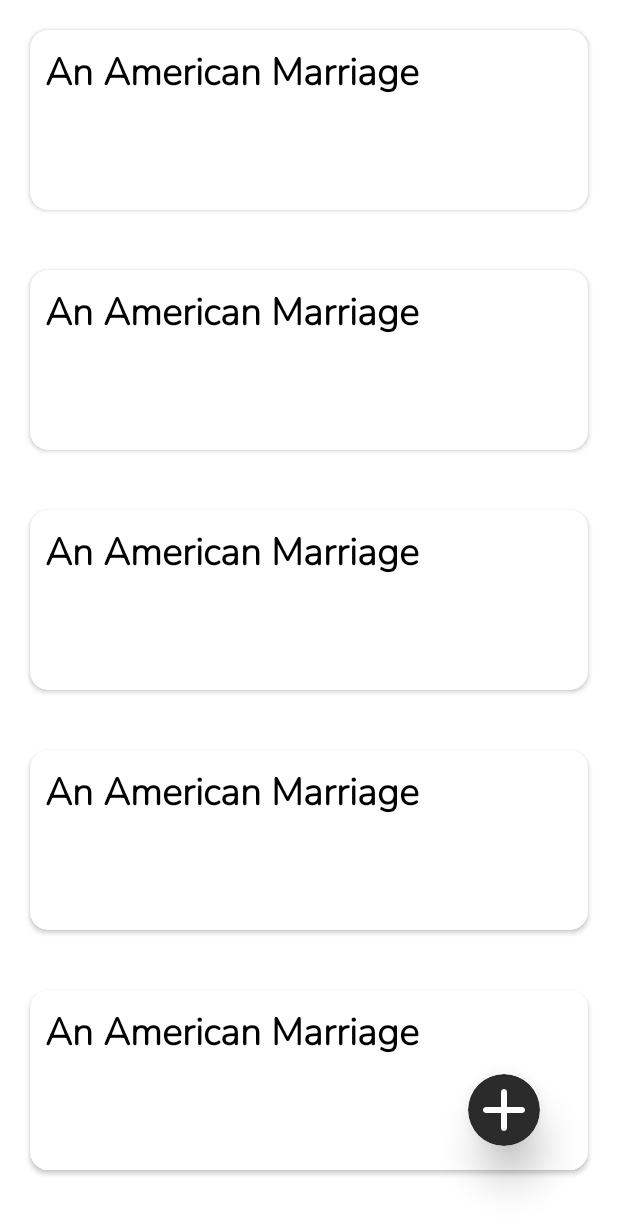
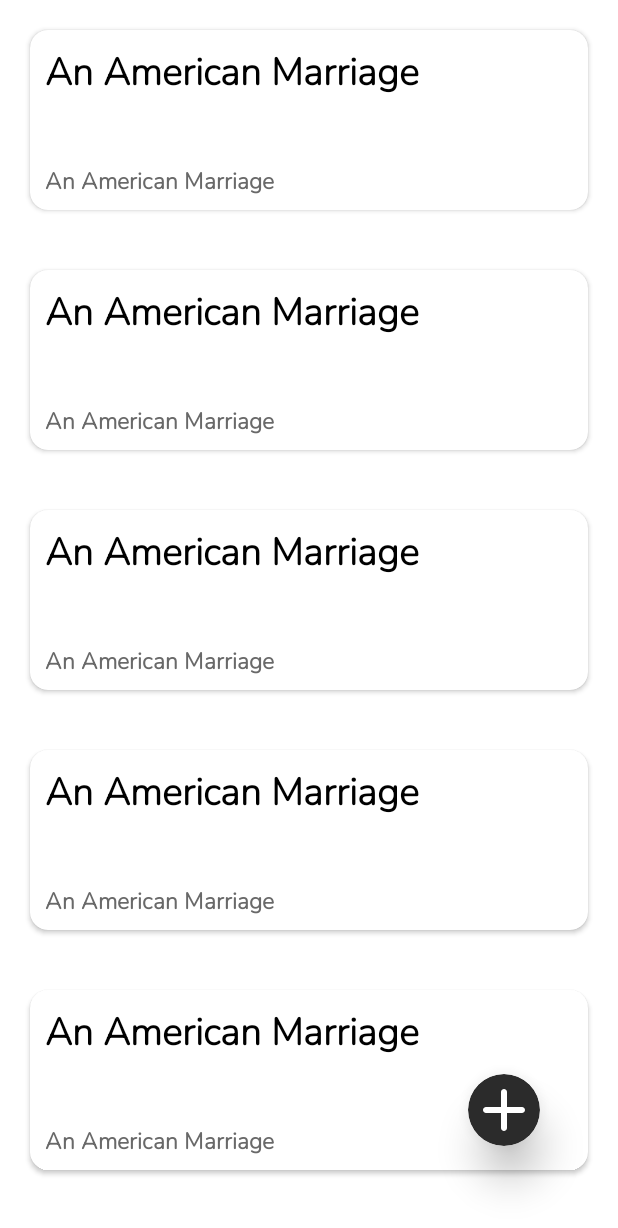
Before and after one commit to Muhambriana/Notepad, an Android app: the layout activity_note.xml on its own in the app's theme, with its tools: preview values and no code run, on a phone screen of 412 x 824 dp. Shown: the top 1228 px of the screen. Run offline under Robolectric (Android 15) with nearby library versions, the phone set to English and light mode, and no system bars.

Commit message:
fix bug and update the look of list, now showing description

```diff
--- a/app/src/main/java/com/mshell/notepad/core/adapter/NoteAdapter.kt
+++ b/app/src/main/java/com/mshell/notepad/core/adapter/NoteAdapter.kt
@@ -16,9 +16,6 @@
     private val randomColor = listOf(R.color.random_color_1, R.color.random_color_2, R.color.random_color_3, R.color.random_color_4, R.color.random_color_5, R.color.random_color_6)
     var onItemClick: ((Note) -> Unit)? = null
 
-    private var try1 = 1
-    var try2 = 1
-
     fun setNoteList(notes: List<Note>?) {
         if (notes == null) return
         listNote.clear()
@@ -28,6 +25,7 @@
     // For create every item in recyclerview
     override fun onCreateViewHolder(parent: ViewGroup, viewType: Int) =
         NoteViewHolder(LayoutInflater.from(parent.context).inflate(R.layout.item_list_note, parent, false))
+
 
     // For set data to view
     override fun onBindViewHolder(holder: NoteViewHolder, position: Int) {
@@ -43,25 +41,14 @@
 
     inner class NoteViewHolder(itemView: View): RecyclerView.ViewHolder(itemView) {
         private val binding = ItemListNoteBinding.bind(itemView)
-        var try3 = 0
         fun bind(note: Note){
             with(binding){
-                try2++
-                println("calling try3 in $try2 times ")
-                try3++
-                println("calling try3 in $try3 times ")
 //                binding.root.setCardBackgroundColor(ContextCompat.getColor(itemView.context, R.color.random_color_1))
                 binding.root.setCardBackgroundColor(ContextCompat.getColor(itemView.context, randomColor.random()))
                 binding.noteTitle.text = note.title
+                binding.noteDesc.text = note.description
             }
         }
-
-//        private fun getRandomColor(pos: Int ):Int {
-//
-//            for (pos in colorPosition) {
-//                if (pos == listNote)
-//            }
-//        }
 
         init {
             binding.root.setOnClickListener {
--- a/app/src/main/java/com/mshell/notepad/ui/DetailNoteActivity.kt
+++ b/app/src/main/java/com/mshell/notepad/ui/DetailNoteActivity.kt
@@ -44,7 +44,6 @@
         if (dataNote != null) {
             note = dataNote
         }
-
         if (intent.getStringExtra(EXTRA_KEY) == "update") {
             fillEditText()
         }
--- a/app/src/main/res/layout/item_list_note.xml
+++ b/app/src/main/res/layout/item_list_note.xml
@@ -15,11 +15,12 @@
         <TextView
             android:id="@+id/note_title"
             android:layout_width="match_parent"
-            android:layout_height="match_parent"
+            android:layout_height="80dp"
             android:layout_margin="10dp"
             android:paddingStart="0dp"
             android:paddingEnd="5dp"
-            android:singleLine="false"
+            android:singleLine="true"
+            android:ellipsize="end"
             android:textSize="25sp"
             android:textStyle="bold"
             android:textColor="@color/black"
@@ -29,6 +30,25 @@
             app:layout_constraintTop_toTopOf="parent"
             tools:text="An American Marriage" />
 
+        <TextView
+            android:id="@+id/note_desc"
+            android:layout_width="match_parent"
+            android:layout_height="30dp"
+            android:layout_marginStart="10dp"
+            android:layout_marginEnd="10dp"
+            android:fontFamily="@font/nunito_light"
+            android:paddingStart="0dp"
+            android:paddingEnd="5dp"
+            android:singleLine="true"
+            android:ellipsize="end"
+            android:textColor="#696969"
+            android:textSize="15sp"
+            android:textStyle="bold"
+            app:layout_constraintEnd_toEndOf="parent"
+            app:layout_constraintStart_toStartOf="parent"
+            app:layout_constraintTop_toBottomOf="@+id/note_title"
+            tools:text="An American Marriage" />
+
     </androidx.constraintlayout.widget.ConstraintLayout>
 
 </androidx.cardview.widget.CardView>
```
